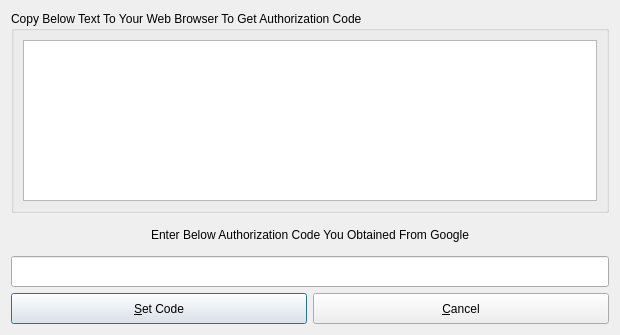
Before: the Qt Designer form src/gmailauthorization.ui in mhogomchungu/qCheckGMail, drawn with Qt 5.
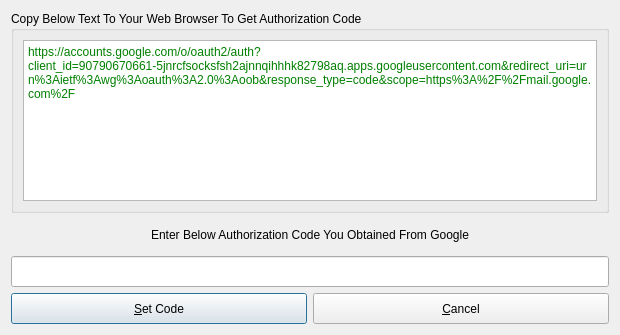
After: the same form once the commit is applied.

Commit message: fix a build issue on Qt4

Patch:
```diff
--- a/src/gmailauthorization.ui
+++ b/src/gmailauthorization.ui
@@ -28,8 +28,12 @@
         <property name="readOnly">
          <bool>true</bool>
         </property>
-        <property name="placeholderText">
-         <string notr="true"/>
+        <property name="html">
+         <string>&lt;!DOCTYPE HTML PUBLIC &quot;-//W3C//DTD HTML 4.0//EN&quot; &quot;http://www.w3.org/TR/REC-html40/strict.dtd&quot;&gt;
+&lt;html&gt;&lt;head&gt;&lt;meta name=&quot;qrichtext&quot; content=&quot;1&quot; /&gt;&lt;style type=&quot;text/css&quot;&gt;
+p, li { white-space: pre-wrap; }
+&lt;/style&gt;&lt;/head&gt;&lt;body style=&quot; font-family:'Sans Serif'; font-size:9pt; font-weight:400; font-style:normal;&quot;&gt;
+&lt;p style=&quot; margin-top:0px; margin-bottom:0px; margin-left:0px; margin-right:0px; -qt-block-indent:0; text-indent:0px;&quot;&gt;&lt;span style=&quot; color:#008000;&quot;&gt;https://accounts.google.com/o/oauth2/auth?client_id=90790670661-5jnrcfsocksfsh2ajnnqihhhk82798aq.apps.googleusercontent.com&amp;amp;redirect_uri=urn%3Aietf%3Awg%3Aoauth%3A2.0%3Aoob&amp;amp;response_type=code&amp;amp;scope=https%3A%2F%2Fmail.google.com%2F&lt;/span&gt;&lt;/p&gt;&lt;/body&gt;&lt;/html&gt;</string>
         </property>
        </widget>
       </item>
```
Left out of the diff: 3 changed lines with no effect on the pictures. The commit also changes 1 other file.
